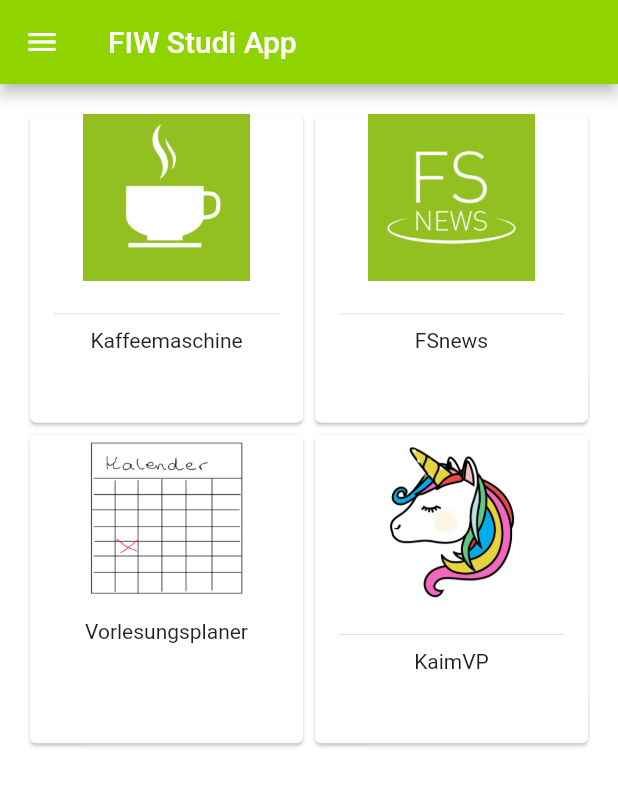
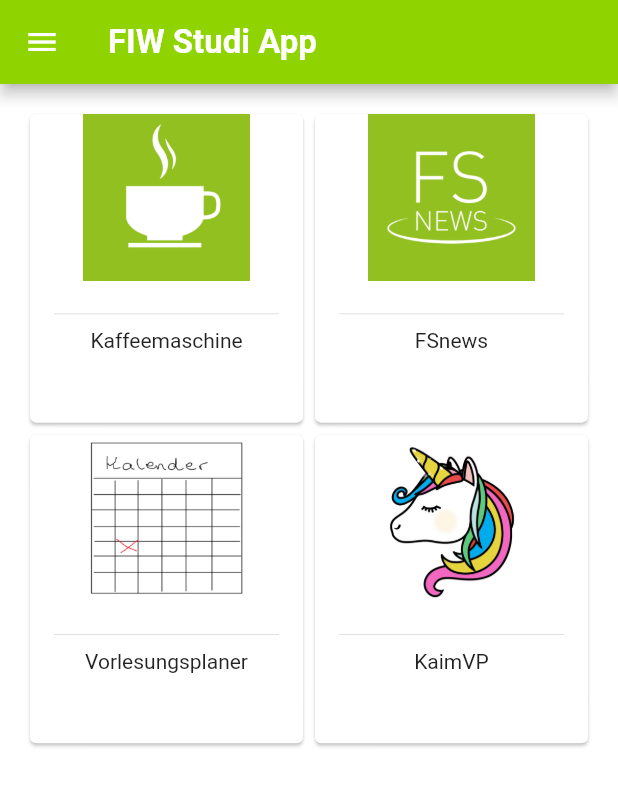
Before and after one commit to faensi/FIWStudiApp, a Flutter app: the screen it shows after launch, on a phone screen of 412 x 824 dp. Shown: the top 786 px of the screen. Run offline on Flutter 3.47's test engine with Material 2 defaults, Android fonts, the phone set to English and light mode, and no system bars; missing offline and left inert: dart:ffi.

Commit message:
add+impl. theme

```diff
--- a/lib/Startview.dart
+++ b/lib/Startview.dart
@@ -1,23 +1,20 @@
 import 'package:FIW_Studi_App/Coffee/CoffeeCard.dart';
-import 'package:FIW_Studi_App/KaimWebview/KaimWView.dart';
 import 'package:FIW_Studi_App/Vorlesungsplaner/VorlesungsplanerCard.dart';
 import 'package:FIW_Studi_App/FSnews/FSnewsCard.dart';
-import 'package:FIW_Studi_App/Ui/LoginForm.dart';
 import 'package:flutter/material.dart';
-import 'UI/Colors.dart';
 import 'package:FIW_Studi_App/UI/NavDrawer.dart';
 import 'package:FIW_Studi_App/KaimWebview/KaimWVCard.dart';
+import 'UI/Style.dart';
 
 class Startview extends StatelessWidget {
   @override
   Widget build(BuildContext context) {
     return MaterialApp(
+      theme: themeData,
       title: 'FIW Studi App',
       home: Scaffold(
-          backgroundColor: Colors.white,
         appBar: AppBar(
           title: Text('FIW Studi App'),
-            backgroundColor: studiAppGreen,
         ),
         drawer: NavDrawer(),
         body: GridView.count(
@@ -32,6 +29,7 @@ class Startview extends StatelessWidget {
             KaimWVCard(),
           ],
         ),
-        ));
+      ),
+    );
   }
 }
--- a/lib/UI/Style.dart
+++ b/lib/UI/Style.dart
@@ -1,5 +1,5 @@
-import 'package:FIW_Studi_App/UI/Colors.dart';
 import 'package:flutter/material.dart';
+import '../helper_functions.dart';
 
 // liste von Konstanten die es noch nicht in die App geschafft haben
 // diese sollen feste designgrößen beschreiben
@@ -8,9 +8,16 @@ const LageTextSize = 26.0;
 const MediumTextSize = 20.0;
 const BodyTextSize = 16.0;
 
+//Colors:
+const studiAppPurple = const Color(0xff591452);
+const studiAppGreen = const Color.fromRGBO(143, 212, 0, 1.0);
+const studiAppGrey = const Color(0xFF757575);
+const studiAppWhite = Colors.white;
+const studiAppBlack = Colors.black;
+
 const String FontNameDefault = 'Inconsolata';
 
-const AppBarTextStyle = TextStyle(
+const appBarTextStyle = TextStyle(
   fontFamily: FontNameDefault,
   fontWeight: FontWeight.w300,
   fontSize: MediumTextSize,
@@ -24,7 +31,42 @@ const TitleTextStyle = TextStyle(
 );
 
 const Body1TextStyle = TextStyle(
-    fontFamily: FontNameDefault,
-    fontWeight: FontWeight.w300,
-    fontSize: BodyTextSize,
-    color: Colors.black);
+  fontFamily: FontNameDefault,
+  fontWeight: FontWeight.w300,
+  fontSize: BodyTextSize,
+  color: studiAppBlack,
+);
+
+final themeData = ThemeData(
+  primarySwatch: HelperFunctions.createMaterialColor(studiAppGreen),
+  primaryColor: studiAppGreen,
+  accentColor: studiAppPurple,
+  scaffoldBackgroundColor: studiAppWhite,
+  primaryTextTheme: TextTheme(
+    body1: TextStyle(
+      fontSize: 16,
+      color: studiAppBlack,
+    ),
+    display1: TextStyle(
+      fontSize: 18,
+      decoration: TextDecoration.underline,
+      color: studiAppBlack,
+    ),
+    display2: TextStyle(
+      fontSize: 36,
+      color: studiAppBlack,
+    ),
+  ),
+  appBarTheme: AppBarTheme(
+    textTheme: TextTheme(
+      title: TextStyle(
+        fontSize: 22,
+        fontWeight: FontWeight.bold,
+        color: studiAppWhite,
+      ),
+    ),
+  ),
+  primaryIconTheme: IconThemeData(
+    color: studiAppWhite,
+  ),
+);
--- a/lib/Vorlesungsplaner/VorlesungsplanerCard.dart
+++ b/lib/Vorlesungsplaner/VorlesungsplanerCard.dart
@@ -26,6 +26,9 @@ class VorlesungsplanerCard extends StatelessWidget {
                 crossAxisAlignment: CrossAxisAlignment.center,
                 mainAxisAlignment: MainAxisAlignment.center,
                 children: <Widget>[
+                  Divider(
+                    height: 20,
+                  ),
                   Center(child: Text('Vorlesungsplaner')),
                 ],
               ),
--- a/lib/Vorlesungsplaner/VorlesungsplanerDetail.dart
+++ b/lib/Vorlesungsplaner/VorlesungsplanerDetail.dart
@@ -1,7 +1,6 @@
 import 'package:FIW_Studi_App/Vorlesungsplaner/Note.dart';
 import 'package:flutter/material.dart';
 import 'package:FIW_Studi_App/globals.dart' as globals;
-import 'package:FIW_Studi_App/UI/Colors.dart';
 
 class VorlesungsplanerDetail extends StatefulWidget {
   @override
@@ -16,7 +15,6 @@ class VorlesungsplanerDetailState extends State<VorlesungsplanerDetail> {
     return Scaffold(
       appBar: AppBar(
         title: Text("Wähle deinen Studiengang aus"),
-        backgroundColor: studiAppGreen,
       ),
       body: ListView.builder(
         itemCount: globals.insertSize,
--- a/lib/Vorlesungsplaner/VorlesungsplanerSemester.dart
+++ b/lib/Vorlesungsplaner/VorlesungsplanerSemester.dart
@@ -11,7 +11,6 @@ class VorlesungsplanerSemester extends StatelessWidget {
     return Scaffold(
       appBar: AppBar(
         title: Text("Wähle deinen Semester aus"),
-        backgroundColor: studiAppGreen,
       ),
       body: ListView.builder(
         itemCount: 7,
--- a/lib/Vorlesungsplaner/VorlesungsplanerView.dart
+++ b/lib/Vorlesungsplaner/VorlesungsplanerView.dart
@@ -11,7 +11,6 @@ class VorlesungsplanerView extends StatelessWidget {
     return Scaffold(
       appBar: AppBar(
         title: Text("Wähle deinen Studiengang aus"),
-        backgroundColor: studiAppGreen,
       ),
       body: ListView.builder(
         itemCount: studiengaenge.length,
```
Lines whose indentation alone changed are shown as unchanged.
